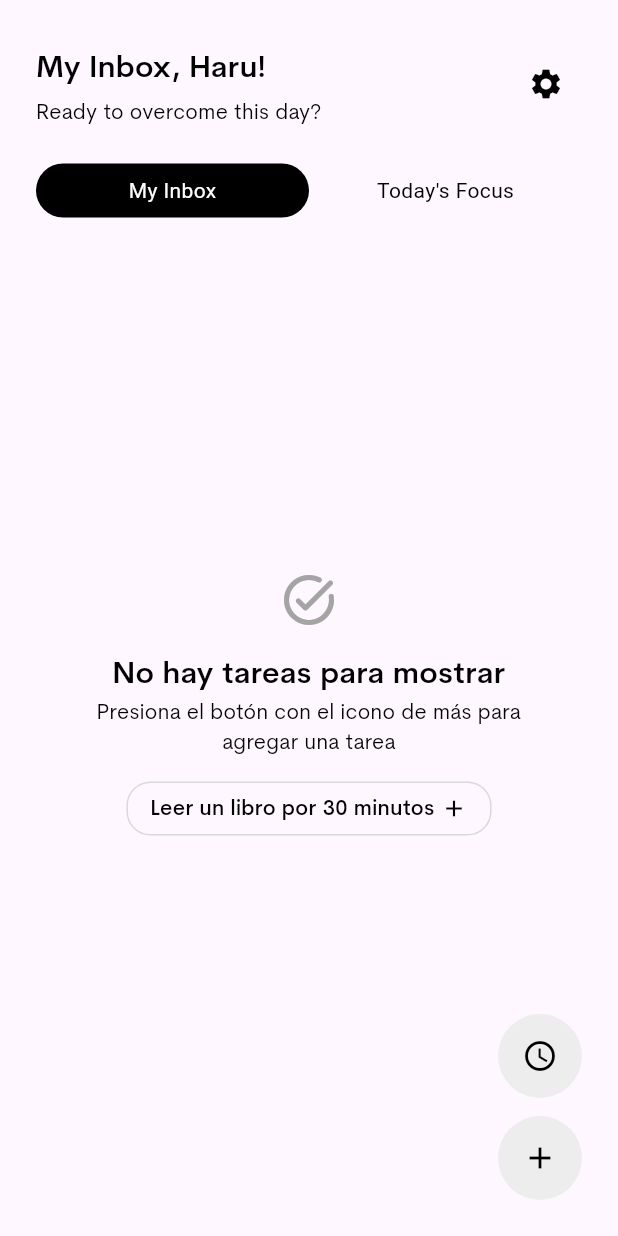
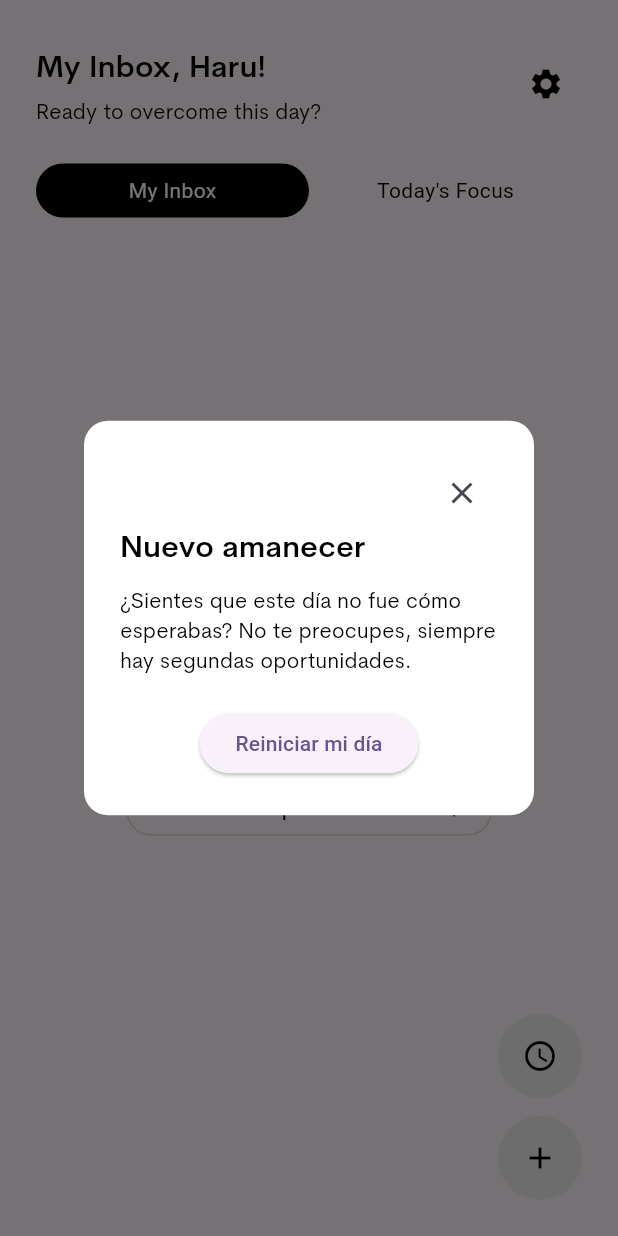
Before and after one commit to joeltorres-7/pocket-tasks-app, a Flutter app: the HomeView screen opened directly, after a tap on the "query builder" icon, on a phone screen of 412 x 824 dp. Run offline on Flutter 3.47's test engine with Material 2 defaults, Android fonts, the phone set to English and light mode, and no system bars; our stand-ins replace lottie; generated files the repository leaves out were written again.

Commit message:
MVP-002 - Add base reseting your day feature.

```diff
--- a/lib/views/home_view.dart
+++ b/lib/views/home_view.dart
@@ -7,6 +7,7 @@ import 'package:pocket_tasks/views/styles/spaces.dart';
 import 'package:pocket_tasks/views/styles/text_styles.dart';
 import 'package:flutter_gen/gen_l10n/app_localizations.dart';
 import 'package:pocket_tasks/views/utils/custom-page-route.dart';
+import 'package:pocket_tasks/views/utils/custom_modal_widget.dart';
 
 class HomeView extends StatefulWidget {
   const HomeView({super.key});
@@ -72,7 +73,28 @@ class _HomeViewState extends State<HomeView> {
           mainAxisAlignment: MainAxisAlignment.end,
           children: [
             FloatingActionButton(
-              onPressed: () {},
+              onPressed: () {
+                showDialog(
+                  context: context,
+                  builder: (BuildContext context) {
+                    return Center(
+                      child: CustomModalWidget(
+                        title: 'Nuevo amanecer',
+                        subtitle: '¿Sientes que este día no fue cómo esperabas? No te preocupes, siempre hay segundas oportunidades.',
+                        buttonText: 'Reiniciar mi día',
+                        onClose: () {
+                          Navigator.of(context).pop(); // Close the modal.
+                        },
+                        onButtonPressed: () {
+                          // Your button callback function goes here.
+                          // You can perform actions when the button is pressed.
+                          print('Dia reiniciado con exito.');
+                        },
+                      ),
+                    );
+                  },
+                );
+              },
               backgroundColor: AppColors.secondaryGray,
               shape: const CircleBorder(),
               elevation: 0,
--- a/lib/views/styles/text_styles.dart
+++ b/lib/views/styles/text_styles.dart
@@ -18,4 +18,9 @@ class AppTextStyles {
       fontSize: 14.0,
       fontWeight: FontWeight.w500,
       color: Colors.black);
+  static TextStyle regular14 = const TextStyle(
+      fontFamily: 'CerebriSansPro',
+      fontSize: 14.0,
+      fontWeight: FontWeight.w400,
+      color: Colors.black);
 }
--- /dev/null
+++ b/lib/views/utils/custom_modal_widget.dart
@@ -0,0 +1,63 @@
+import 'package:flutter/material.dart';
+import 'package:pocket_tasks/views/styles/text_styles.dart';
+
+class CustomModalWidget extends StatelessWidget {
+  final String title;
+  final String subtitle;
+  final String buttonText;
+  final VoidCallback onClose;
+  final VoidCallback onButtonPressed;
+
+  CustomModalWidget({
+    required this.title,
+    required this.subtitle,
+    required this.buttonText,
+    required this.onClose,
+    required this.onButtonPressed,
+  });
+
+  @override
+  Widget build(BuildContext context) {
+    return Material(
+      borderRadius: BorderRadius.circular(16.0),
+      color: Colors.white,
+      child: Container(
+        width: 300, // Adjust the width as needed.
+        padding: EdgeInsets.all(24.0),
+        child: Column(
+          mainAxisSize: MainAxisSize.min,
+          children: <Widget>[
+            Row(
+              mainAxisAlignment: MainAxisAlignment.end,
+              children: [
+                IconButton(
+                  onPressed: onClose,
+                  icon: Icon(Icons.close),
+                ),
+              ],
+            ),
+            Column(
+              crossAxisAlignment: CrossAxisAlignment.start,
+              children: [
+                Text(
+                  title,
+                  style: AppTextStyles.heading1,
+                ),
+                SizedBox(height: 10.0),
+                Text(
+                  subtitle,
+                  style: AppTextStyles.regular14,
+                ),
+                SizedBox(height: 20.0),
+              ],
+            ),
+            ElevatedButton(
+              onPressed: onButtonPressed,
+              child: Text(buttonText),
+            ),
+          ],
+        ),
+      ),
+    );
+  }
+}
```
Also changed, not shown: lib/views/components/empty_queue.dart (+6 -1 lines).
